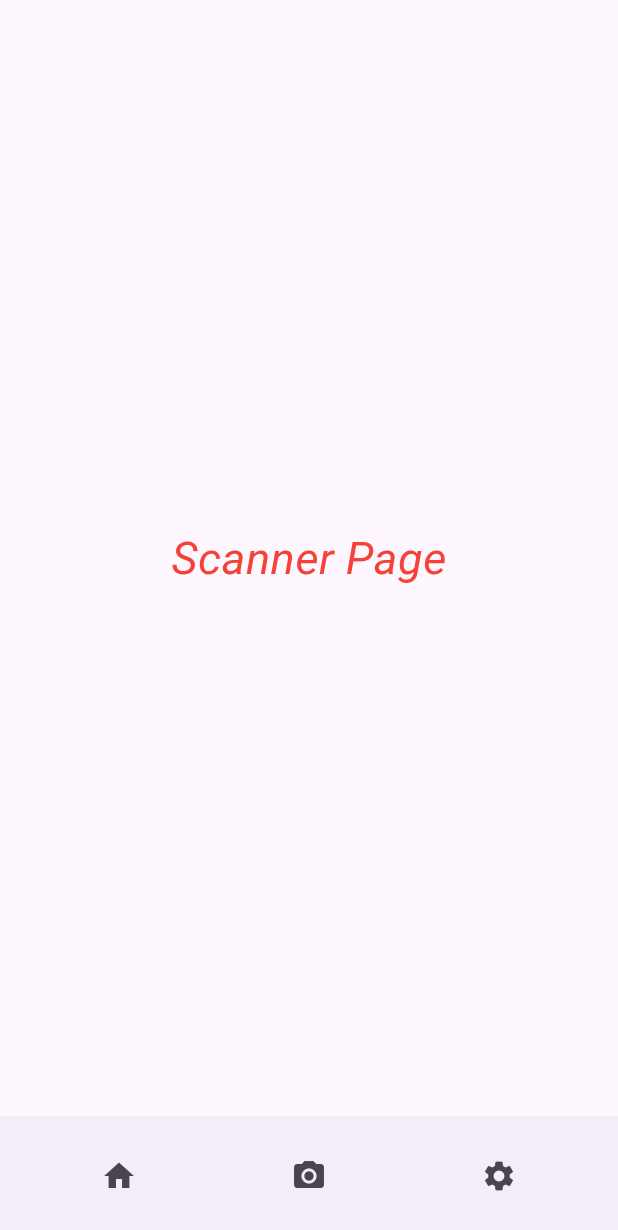
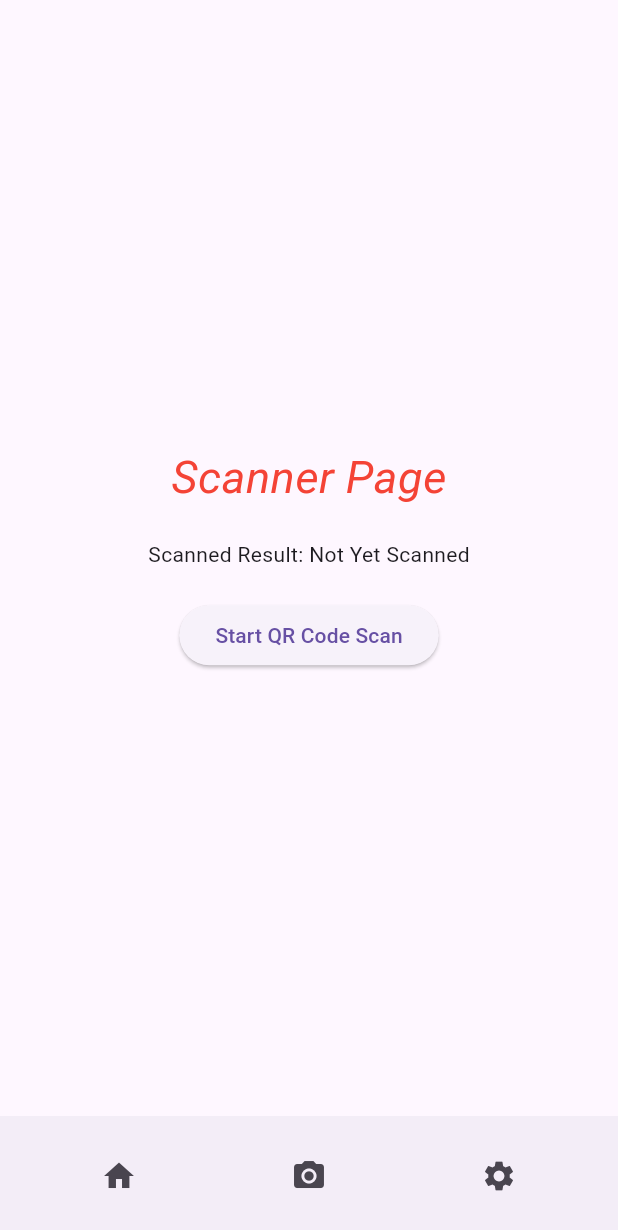
Before and after one commit to SahilShameerDev/dpp_project, a Flutter app: the screen it shows after launch, item 2 of the bottom bar chosen, on a phone screen of 412 x 824 dp. Shown: the top 1230 px of the screen. Run offline on Flutter 3.47's test engine with Material 3 defaults, Android fonts, the phone set to English and light mode, and no system bars; missing offline and left inert: flutter_barcode_scanner.

Commit message:
QR Code scanner added

```diff
--- a/lib/screens/scanner.dart
+++ b/lib/screens/scanner.dart
@@ -1,24 +1,50 @@
 import 'package:flutter/material.dart';
+import 'package:flutter_barcode_scanner/flutter_barcode_scanner.dart';
 import '../widgets/navbar.dart';
 
-class ScannerPage extends StatelessWidget {
+class ScannerPage extends StatefulWidget {
   const ScannerPage({super.key});
 
   @override
+  _ScannerPageState createState() => _ScannerPageState();
+}
+
+class _ScannerPageState extends State<ScannerPage> {
+  String qrCodeResult = "Not Yet Scanned";
+
+  @override
   Widget build(BuildContext context) {
-    return const Scaffold(
-        body: Center(
-      child: Column(
-        mainAxisSize: MainAxisSize.min,
-        children: [
-          Text('Scanner Page',
-              style: TextStyle(
-                  fontSize: 30,
-                  fontStyle: FontStyle.italic,
-                  color: Colors.red)),
-        ],
+    return Scaffold(
+      body: Center(
+        child: Column(
+          mainAxisAlignment: MainAxisAlignment.center,
+          children: <Widget>[
+            const Text(
+              'Scanner Page',
+              style: TextStyle(fontSize: 30, fontStyle: FontStyle.italic, color: Colors.red),
+            ),
+            const SizedBox(height: 20),
+            Text("Scanned Result: $qrCodeResult"),
+            const SizedBox(height: 20),
+            ElevatedButton(
+              onPressed: () async {
+                String qrCode = await FlutterBarcodeScanner.scanBarcode(
+                  '#ff6666', // Scanning line color
+                  'Cancel', // Cancel button text
+                  true, // Whether to show the flash icon
+                  ScanMode.QR, // Scan mode
+                );
+
+                setState(() {
+                  qrCodeResult = qrCode; // Update the scanned result
+                });
+              },
+              child: const Text('Start QR Code Scan'),
+            ),
+          ],
+        ),
       ),
-    ),
-    bottomNavigationBar: NavBar());
+      bottomNavigationBar: const NavBar(),
+    );
   }
 }
--- a/pubspec.yaml
+++ b/pubspec.yaml
@@ -30,7 +30,7 @@ environment:
 dependencies:
   flutter:
     sdk: flutter
-
+  flutter_barcode_scanner: ^2.0.0
 
   # The following adds the Cupertino Icons font to your application.
   # Use with the CupertinoIcons class for iOS style icons.
```
Also changed, not shown: pubspec.lock, 1 other file.
